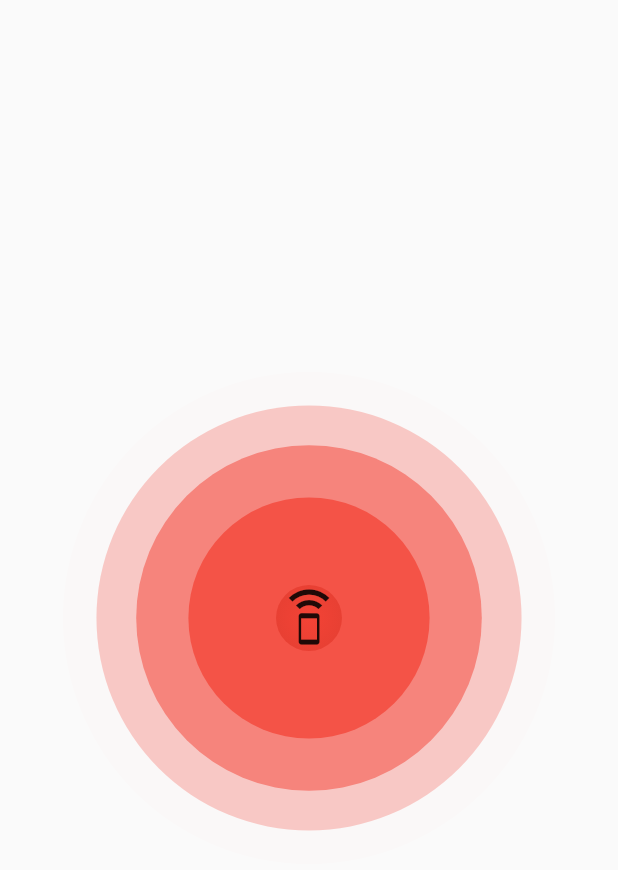
After one commit to pratyushmp/DSC_WOW_Excleisor, a Flutter app: the SecondScreen screen opened directly, on a phone screen of 412 x 824 dp. The commit adds this screen. Shown: the top 870 px of the screen. Run offline on Flutter 3.47's test engine with Material 2 defaults, Android fonts, the phone set to English and light mode, and no system bars; our stand-ins replace firebase_auth, firebase_core, firebase_database, fluttertoast, font_awesome_flutter, google_sign_in and 2 more; missing offline and left inert: flutter_overlay_loader, ink_page_indicator, intro_screen_onboarding_flutter; accounts and stored records are empty.

Commit message:
Added SecondScreen

```diff
--- /dev/null
+++ b/lib/screens/secondScreen.dart
@@ -0,0 +1,79 @@
+import 'package:befikr_app/widgets/circlePainter.dart';
+import 'package:befikr_app/widgets/curve_wave.dart';
+import 'package:flutter/material.dart';
+import 'package:flutter/animation.dart';
+
+
+
+class SecondScreen extends StatefulWidget {
+  const SecondScreen({Key key, this.size = 80.0, this.color = Colors.red,
+    this.onPressed,this.child,}) : super(key: key);
+  final double size;
+  final Color color;
+  final Widget child;
+  final VoidCallback onPressed;
+  @override
+  _SecondScreenState createState() => _SecondScreenState();
+}
+
+class _SecondScreenState extends State<SecondScreen> with TickerProviderStateMixin {
+  AnimationController _controller;
+  @override
+  void initState() {
+    super.initState();
+    _controller = AnimationController(
+      duration: const Duration(milliseconds: 2000),
+      vsync: this,
+    )..repeat();
+  }
+  @override
+  void dispose() {
+    _controller.dispose();
+    super.dispose();
+  }
+  Widget _button() {
+    return Center(
+      child: ClipRRect(
+        borderRadius: BorderRadius.circular(widget.size),
+        child: DecoratedBox(
+          decoration: BoxDecoration(
+            gradient: RadialGradient(
+              colors: <Color>[
+                widget.color,
+                Color.lerp(widget.color, Colors.black, .05)
+              ],
+            ),
+          ),
+          child: ScaleTransition(
+              scale: Tween(begin: 0.95, end: 1.0).animate(
+                CurvedAnimation(
+                  parent: _controller,
+                  curve: const CurveWave(),
+                ),
+              ),
+              child: Icon(Icons.speaker_phone, size: 44,)
+          ),
+        ),
+      ),
+    );
+  }
+
+  @override
+  Widget build(BuildContext context) {
+    return Scaffold(
+      body: Center(
+        child: CustomPaint(
+          painter: CirclePainter(
+            _controller,
+            color: widget.color,
+          ),
+          child: SizedBox(
+            width: widget.size * 4.125,
+            height: widget.size * 4.125,
+            child: _button(),
+          ),
+        ),
+      ),
+    );
+  }
+}
--- /dev/null
+++ b/lib/widgets/circlePainter.dart
@@ -0,0 +1,30 @@
+import 'package:flutter/material.dart';
+import 'dart:math' as math show sin, pi, sqrt;
+import 'package:flutter/animation.dart';
+
+class CirclePainter extends CustomPainter {
+  CirclePainter(
+      this._animation, {
+        @required this.color,
+      }) : super(repaint: _animation);
+  final Color color;
+  final Animation<double> _animation;
+  void circle(Canvas canvas, Rect rect, double value) {
+    final double opacity = (1.0 - (value / 4.0)).clamp(0.0, 1.0);
+    final Color _color = color.withOpacity(opacity);
+    final double size = rect.width / 2;
+    final double area = size * size;
+    final double radius = math.sqrt(area * value / 4);
+    final Paint paint = Paint()..color = _color;
+    canvas.drawCircle(rect.center, radius, paint);
+  }
+  @override
+  void paint(Canvas canvas, Size size) {
+    final Rect rect = Rect.fromLTRB(0.0, 0.0, size.width, size.height);
+    for (int wave = 3; wave >= 0; wave--) {
+      circle(canvas, rect, wave + _animation.value);
+    }
+  }
+  @override
+  bool shouldRepaint(CirclePainter oldDelegate) => true;
+}
--- /dev/null
+++ b/lib/widgets/curve_wave.dart
@@ -0,0 +1,14 @@
+import 'package:flutter/material.dart';
+import 'dart:math' as math show sin, pi;
+import 'package:flutter/animation.dart';
+
+class CurveWave extends Curve {
+  const CurveWave();
+  @override
+  double transform(double t) {
+    if (t == 0 || t == 1) {
+      return 0.01;
+    }
+    return math.sin(t * math.pi);
+  }
+}
```
Also changed, not shown: lib/screens/homeScreen.dart (+14 -24 lines), pubspec.yaml (+6 -18 lines), pubspec.lock.
